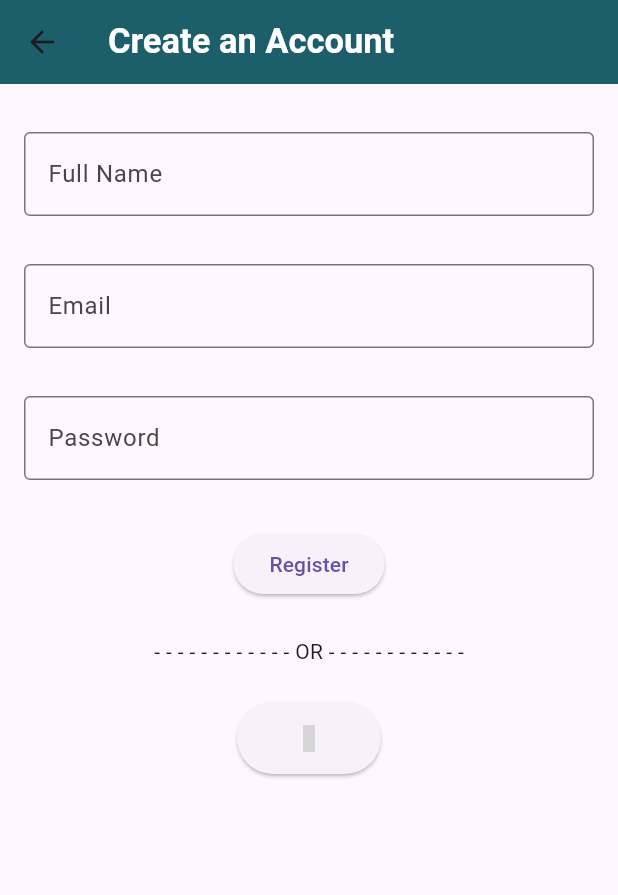
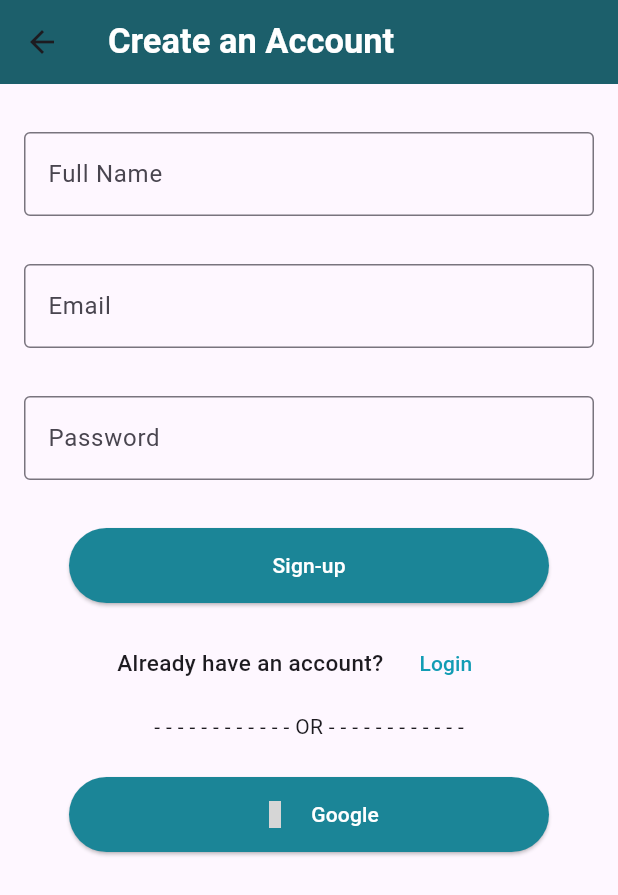
Before and after one commit to strakins/mytasks, a Flutter app: the RegisterPage screen opened directly, on a phone screen of 412 x 824 dp. Shown: the top 895 px of the screen. Run offline on Flutter 3.47's test engine with Material 3 defaults, Android fonts, the phone set to English and light mode, and no system bars; our stand-ins replace flutter_slidable, material_design_icons_flutter; grey boxes are pictures that could not be loaded.

Commit message:
Additional features to register page for expanded button feature

```diff
--- a/lib/pages/registerpage.dart
+++ b/lib/pages/registerpage.dart
@@ -1,5 +1,7 @@
 import 'package:flutter/material.dart';
 import 'package:material_design_icons_flutter/material_design_icons_flutter.dart';
+import 'package:tasklist/pages/taskspage.dart';
+
 
 class RegisterPage extends StatefulWidget {
   const RegisterPage({super.key});
@@ -83,20 +85,56 @@ class _RegisterPageState extends State<RegisterPage> {
                 ),
               Padding(
                   padding:
-                      const EdgeInsets.symmetric(horizontal: 8, vertical: 16.0),
+                      const EdgeInsets.symmetric(horizontal: 0, vertical: 16.0),
                   child: Center(
+                    child: SizedBox(
+                      width: 320,
+                      height: 50,
                       child: ElevatedButton(
+                        style: ButtonStyle(backgroundColor: MaterialStateProperty.all(const Color.fromARGB(255, 27, 133, 151))),
                         onPressed: () {
                           if (_formKey.currentState!.validate()) {
                             // Navigate the user to the Home page
+                            Navigator.push(
+                                  context,
+                                  MaterialPageRoute(builder: (context) => TasksPage()),
+                                );
                           } else {
                             ScaffoldMessenger.of(context).showSnackBar(
                               const SnackBar(content: Text('Please fill input')),
                             );
                           }
                         },
-                      child: const Text('Register'),
+                        child: const Text(
+                          'Sign-up',
+                          style: TextStyle(color: Colors.white),
                         ),
+                      ),
+                    ),
+                  ),
+                ),
+          Padding(
+            padding: const EdgeInsets.fromLTRB(70, 0, 0, 0),
+            child: Row(
+              children: [
+                const Text(
+                  "Already have an account?",
+                  style: TextStyle(fontWeight: FontWeight.w500, fontSize: 15),
+                ),
+                OutlinedButton(
+                  onPressed: () {
+                    Navigator.push(
+                      context,
+                      MaterialPageRoute(builder: (context) => RegisterPage()),
+                    );
+                  },
+                  child: Text(
+                    "Login",
+                    style: TextStyle(color: Color.fromARGB(255, 18, 156, 180)),
+                  ),
+                  style: OutlinedButton.styleFrom( side: BorderSide.none,),
+                ),
+              ],
             ),
           ),
 
@@ -109,25 +147,48 @@ class _RegisterPageState extends State<RegisterPage> {
                 ),
 
                 Padding(
-
                   padding:
                       const EdgeInsets.symmetric(horizontal: 8, vertical: 16.0),
                   child: Center(
-
+                    child: SizedBox(
+                      width: 320,
+                      height: 50,
                       child: ElevatedButton(
+                        style: ButtonStyle(backgroundColor: MaterialStateProperty.all(const Color.fromARGB(255, 27, 133, 151))),
                         onPressed: () {
                           if (_formKey.currentState!.validate()) {
                             // Navigate the user to the Home page
+                            Navigator.push(
+                                  context,
+                                  MaterialPageRoute(builder: (context) => TasksPage()),
+                                );
                           } else {
                             ScaffoldMessenger.of(context).showSnackBar(
                               const SnackBar(content: Text('Please fill input')),
                             );
                           }
                         },
-                      child: IconButton(
+                        child: Center(
+                          child: Row(
+                            mainAxisAlignment: MainAxisAlignment.center,
+                            children: [
+                              IconButton(
                                 icon: new Icon(MdiIcons.google),
-                        style: ButtonStyle(),
-                        onPressed: () {},
+                                style: const ButtonStyle( ),
+                                onPressed: () {
+                                  Navigator.push(
+                                  context,
+                                  MaterialPageRoute(builder: (context) => TasksPage()),
+                                );
+                                },
+                              ),
+                              const Text(
+                                "Google",
+                                style: TextStyle(color: Colors.white),
+                              ),
+                            ],
+                          ),
+                        ),
                       ),
                     ),
                   ),
```
Also changed, not shown: lib/pages/loginpage.dart (+6 -3 lines). Lines whose indentation alone changed are shown as unchanged.
